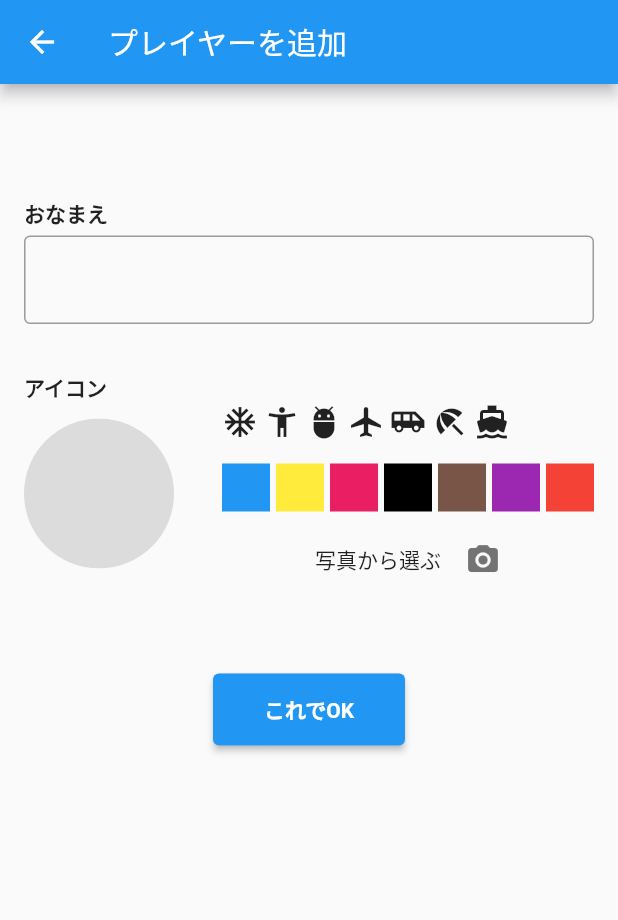
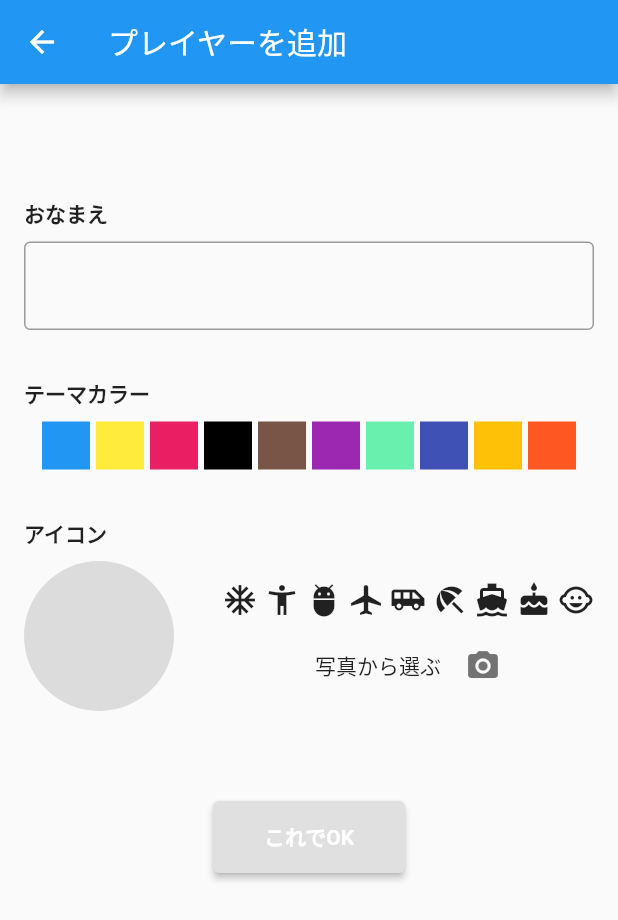
Before and after one commit to chooyan-eng/EverydayMath, a Flutter app: the screen it shows after launch, after a tap on "プレイヤーを追加する", on a phone screen of 412 x 824 dp. Shown: the top 920 px of the screen. Run offline on Flutter 3.47's test engine with Material 2 defaults, Android fonts, the phone set to English and light mode, and no system bars; our stand-ins replace image_picker; missing offline and left inert: image_crop.

Commit message:
ユーザー選択で選択した色とアイコンが出せるように修正

```diff
--- a/lib/view/select_user_page.dart
+++ b/lib/view/select_user_page.dart
@@ -53,8 +53,8 @@ class SelectUserPage extends StatelessWidget {
           SizedBox(height: 60),
           Padding(
             padding: const EdgeInsets.symmetric(horizontal: 32),
-            child: _buildUserSelect('とうや', Colors.blue, () async {
-              if (await _showConfirmDialog(context, 'とうやさん', Colors.blue)) {
+            child: _buildUserSelect('プレイヤー1', Icons.adb, Colors.blue, () async {
+              if (await _showConfirmDialog(context, 'プレイヤー1', Colors.blue)) {
                 _navigateToNext(context);
               }
             }),
@@ -68,8 +68,8 @@ class SelectUserPage extends StatelessWidget {
           ),
           Padding(
             padding: const EdgeInsets.symmetric(horizontal: 32),
-            child: _buildUserSelect('あおい', Colors.purple, () async {
-              if (await _showConfirmDialog(context, 'あおいちゃん', Colors.purple)) {
+            child: _buildUserSelect('プレイヤー2', Icons.child_care, Colors.purple, () async {
+              if (await _showConfirmDialog(context, 'プレイヤー2', Colors.purple)) {
                 _navigateToNext(context);
               }
             }),
@@ -94,7 +94,7 @@ class SelectUserPage extends StatelessWidget {
     );
   }
 
-  Widget _buildUserSelect(String name, Color color, VoidCallback onTap) {
+  Widget _buildUserSelect(String name, IconData iconData, Color color, VoidCallback onTap) {
     return InkWell(
       onTap: onTap,
       child: Padding(
@@ -111,7 +111,7 @@ class SelectUserPage extends StatelessWidget {
                 ),
               ),
             ),
-            Icon(Icons.arrow_forward_ios, size: 16, color: color)
+            Icon(iconData, size: 32, color: color)
           ],
         ),
       ),
--- a/lib/view/user_create_page.dart
+++ b/lib/view/user_create_page.dart
@@ -16,13 +16,35 @@ class UserCreatePage extends StatelessWidget {
               children: <Widget>[
                 SizedBox(height: 60),
                 Text('おなまえ', style: TextStyle(fontWeight: FontWeight.bold)),
-                SizedBox(height: 4),
+                SizedBox(height: 8),
                 TextField(
                   controller: bloc.nameController,
                   decoration: InputDecoration(border: OutlineInputBorder()),
                 ),
                 SizedBox(height: 32),
+                Text('テーマカラー', style: TextStyle(fontWeight: FontWeight.bold)),
+                SizedBox(height: 8),
+                Center(
+                  child: Wrap(
+                    spacing: 4,
+                    runSpacing: 4,
+                    children: <Widget>[
+                      _buildIconColor(bloc, Colors.blue),
+                      _buildIconColor(bloc, Colors.yellow),
+                      _buildIconColor(bloc, Colors.pink),
+                      _buildIconColor(bloc, Colors.black),
+                      _buildIconColor(bloc, Colors.brown),
+                      _buildIconColor(bloc, Colors.purple),
+                      _buildIconColor(bloc, Colors.greenAccent),
+                      _buildIconColor(bloc, Colors.indigo),
+                      _buildIconColor(bloc, Colors.amber),
+                      _buildIconColor(bloc, Colors.deepOrange),
+                    ],
+                  ),
+                ),
+                SizedBox(height: 32),
                 Text('アイコン', style: TextStyle(fontWeight: FontWeight.bold)),
+                SizedBox(height: 8),
                 Row(
                   crossAxisAlignment: CrossAxisAlignment.center,
                   children: [
@@ -45,20 +67,8 @@ class UserCreatePage extends StatelessWidget {
                               _buildIconSelection(bloc, Icons.airport_shuttle),
                               _buildIconSelection(bloc, Icons.beach_access),
                               _buildIconSelection(bloc, Icons.directions_boat),
-                            ],
-                          ),
-                          SizedBox(height: 16),
-                          Wrap(
-                            spacing: 4,
-                            runSpacing: 4,
-                            children: <Widget>[
-                              _buildIconColor(bloc, Colors.blue),
-                              _buildIconColor(bloc, Colors.yellow),
-                              _buildIconColor(bloc, Colors.pink),
-                              _buildIconColor(bloc, Colors.black),
-                              _buildIconColor(bloc, Colors.brown),
-                              _buildIconColor(bloc, Colors.purple),
-                              _buildIconColor(bloc, Colors.red),
+                              _buildIconSelection(bloc, Icons.cake),
+                              _buildIconSelection(bloc, Icons.child_care),
                             ],
                           ),
                           SizedBox(height: 16),
@@ -95,7 +105,7 @@ class UserCreatePage extends StatelessWidget {
                       height: 48,
                       decoration: BoxDecoration(
                         borderRadius: BorderRadius.circular(4),
-                        color: Colors.blue,
+                        color: bloc.color,
                       ),
                       child: Center(
                         child: Text(
```
